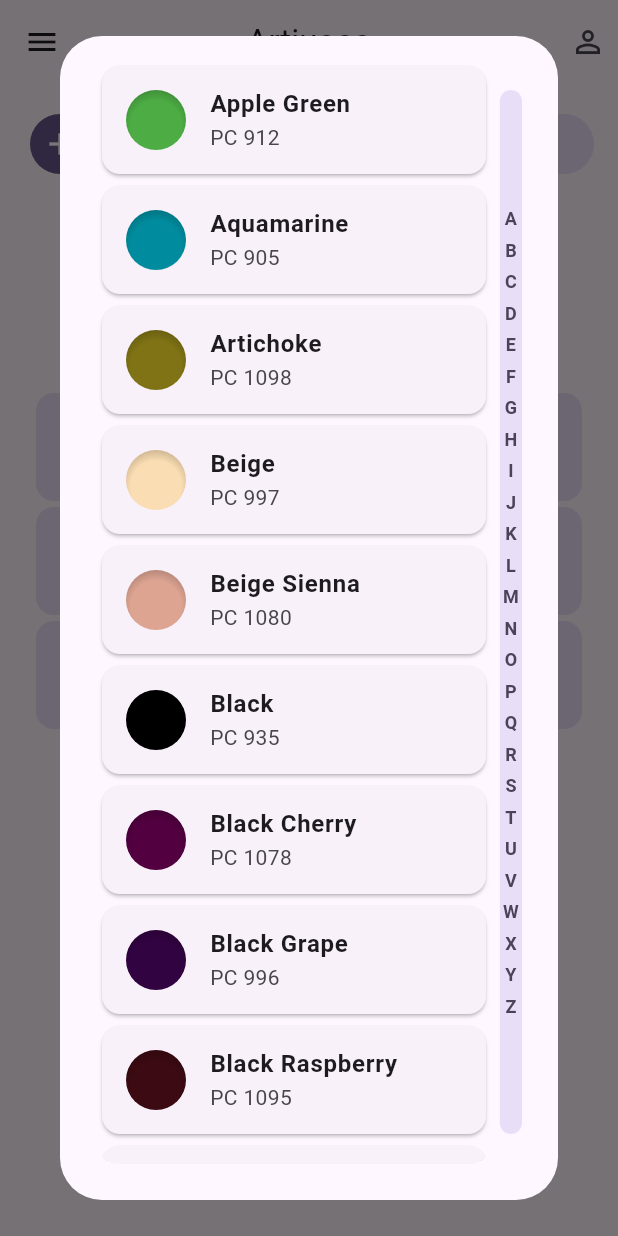
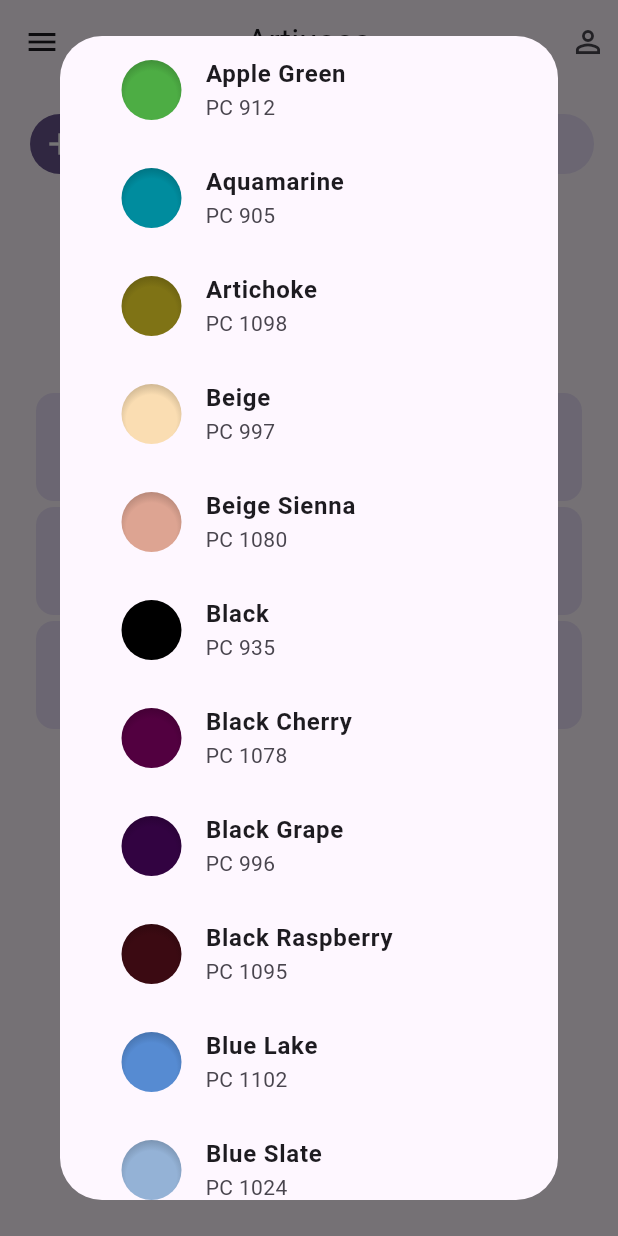
Before and after one commit to procojd/artiuosa, a Flutter app: the ColorMixScreen screen opened directly, after a tap on the "add" icon, after a tap on "Palette", on a phone screen of 412 x 824 dp. Run offline on Flutter 3.47's test engine with Material 3 defaults, Android fonts, the phone set to English and light mode, and no system bars; our stand-ins replace animate_do, firebase_core, firebase_storage, flutter_colorpicker, get, image_cropper and 4 more; missing offline and left inert: dart:ffi, dart:js_util, model_viewer_plus; accounts and stored records are empty; Roboto replaces fonts that are missing (SF).

```diff
--- a/lib/controller.dart
+++ b/lib/controller.dart
@@ -1,13 +1,72 @@
+import 'dart:convert';
+
+import 'package:artiuosa/model/colormode.dart';
+import 'package:artiuosa/model/savemodel.dart';
+import 'package:flutter/material.dart';
+import 'package:flutter_colorpicker/flutter_colorpicker.dart';
 import 'package:get/get.dart';
 import 'package:get/get_state_manager/get_state_manager.dart';
+import 'package:shared_preferences/shared_preferences.dart';
 
-class controller extends GetxController{
+class controller extends GetxController {
   var selectedindex = 0.obs;
+  RxList<Color> selectedColors = [Colors.red, Colors.white].obs;
+RxList<PrismacolorPencil> availablePencils = [
+  PrismacolorPencil(
+    name: 'Red',
+    code: 'PC923',
+    hex: '#FF0000',
+    rgb: [255, 0, 0],
+  ),
+  PrismacolorPencil(
+    name: 'White',
+    code: 'PC938',
+    hex: '#FFFFFF',
+    rgb: [255, 255, 255],
+  ),
+  // Add more pencils as needed
+].obs;
+
+void addColorModel(PrismacolorPencil pencil) {
+  availablePencils.add(pencil);
+}
+
+void removeColorModel(int index) {
+  if (availablePencils.isNotEmpty && index < availablePencils.length) {
+    availablePencils.removeAt(index);
+  }
+}
+
+  void removeColor(int index) {
+    if (selectedColors.length > 2) {
+      selectedColors.removeAt(index);
+    }
+  }
 
   void onItemTap(int index) {
+    selectedindex.value = index;
 
-      selectedindex.value = index;
+    // Close the drawer
+  }
 
-     // Close the drawer
+  static const String _colorModelKey = 'colorModel';
+
+  // Save a cm to Shared Preferences
+  Future<void> savecm(cm colorModel) async {
+    final prefs = await SharedPreferences.getInstance();
+    String colorModelJson = jsonEncode(colorModel.toJson());
+    await prefs.setString(_colorModelKey, colorModelJson);
+  }
+
+  // Retrieve a cm from Shared Preferencesr
+  Future<cm?> getcm() async {
+    final prefs = await SharedPreferences.getInstance();
+    String? colorModelJson = prefs.getString(_colorModelKey);
+    if (colorModelJson != null) {
+      Map<String, dynamic> colorModelMap = jsonDecode(colorModelJson);
+
+      return cm.fromJson(colorModelMap);
+    }
+    return null;
   }
 }
--- a/lib/features/screens/colormix.dart
+++ b/lib/features/screens/colormix.dart
@@ -1,12 +1,16 @@
+import 'dart:js_util';
 import 'dart:ui';
 
 import 'package:animate_do/animate_do.dart';
+import 'package:artiuosa/controller.dart';
 import 'package:artiuosa/model/colormode.dart';
+import 'package:artiuosa/model/savemodel.dart';
 import 'package:artiuosa/ui/colors.dart';
 import 'package:artiuosa/ui/drawer.dart';
 import 'package:flutter/material.dart';
 import 'package:flutter/widgets.dart';
 import 'package:flutter_colorpicker/flutter_colorpicker.dart';
+import 'package:get/get.dart';
 
 class ColorMixScreen extends StatefulWidget {
   @override
@@ -14,13 +18,13 @@ class ColorMixScreen extends StatefulWidget {
 }
 
 class _ColorMixScreenState extends State<ColorMixScreen> {
+  final controller ac = Get.put(controller());
 
-  List<Color> selectedColors = [Colors.red, Colors.white];
   int selectedColorIndex = 0;
   Color mixedColor = Color.fromARGB(255, 180, 180, 180);
 
   void _selectColor(int index) async {
-    Color selectedColor = selectedColors[index];
+    Color selectedColor = ac.availablePencils[index].hex.toColor()!;
     showDialog(
       context: context,
       builder: (BuildContext context) {
@@ -31,7 +35,8 @@ class _ColorMixScreenState extends State<ColorMixScreen> {
               pickerColor: selectedColor,
               onColorChanged: (color) {
                 setState(() {
-                  selectedColors[index] = color;
+                  ac.availablePencils[index].hex = color.toHexString();
+                  ac.availablePencils[index].rgb = [color.red,color.green,color.blue];
                 });
               },
               showLabel: true,
@@ -40,7 +45,7 @@ class _ColorMixScreenState extends State<ColorMixScreen> {
           ),
           actions: <Widget>[
             ElevatedButton(
-              child: Text('Got it'),
+              child: Text('ok'),
               onPressed: () {
                 Navigator.of(context).pop();
               },
@@ -52,18 +57,20 @@ class _ColorMixScreenState extends State<ColorMixScreen> {
   }
 
   void _mixColors() {
-    if (selectedColors.length >= 2) {
+    if (ac.availablePencils.length >= 2) {
       int red = 0;
       int green = 0;
       int blue = 0;
-      for (var color in selectedColors) {
-        red += color.red;
-        green += color.green;
-        blue += color.blue;
+
+      for (var pencil in ac.availablePencils) {
+        red += pencil.rgb[0];
+        green += pencil.rgb[1];
+        blue += pencil.rgb[2];
       }
-      red = (red / selectedColors.length).toInt();
-      green = (green / selectedColors.length).toInt();
-      blue = (blue / selectedColors.length).toInt();
+
+      red = (red / ac.availablePencils.length).toInt();
+      green = (green / ac.availablePencils.length).toInt();
+      blue = (blue / ac.availablePencils.length).toInt();
 
       setState(() {
         mixedColor = Color.fromRGBO(red, green, blue, 1.0);
@@ -71,27 +78,12 @@ class _ColorMixScreenState extends State<ColorMixScreen> {
     }
   }
 
-  void _addColor() {
-    if (selectedColors.length < 5) {
-      setState(() {
-        selectedColors.add(Colors.blue);
-      });
-    }
-  }
-
-  void _removeColor(int index) {
-    if (selectedColors.length > 2) {
-      setState(() {
-        selectedColors.removeAt(index);
-      });
-    }
-  }
-
   @override
   Widget build(BuildContext context) {
+    final controller ac = Get.put(controller());
+
     ColorScheme col = Theme.of(context).colorScheme;
     return Scaffold(
-
       drawer: ClipRRect(
         child: newMethod(context),
       ),
@@ -113,12 +105,21 @@ class _ColorMixScreenState extends State<ColorMixScreen> {
               mainAxisAlignment: MainAxisAlignment.start,
               children: [
                 IconButton.filled(
-                  onPressed: _addColor,
+                  onPressed: () {
+                    // ac._addColor('#008ACF');
+                    ac.addColorModel(PrismacolorPencil(
+                      name: 'picked',
+                      code: 'Custom',
+                      hex: '#008ACF',
+                      rgb: [0, 138, 207],
+                    ));
+                  },
                   icon: Icon(Icons.add),
                 ),
                 FilledButton(
-                  onPressed: () {
-                    showPencilDialog(context);
+                  onPressed: () async {
+                    await showPencilDialog(context);
+                    setState(() {});
                   },
                   child: Text('Palette'),
                 ),
@@ -149,12 +150,12 @@ class _ColorMixScreenState extends State<ColorMixScreen> {
             ),
             SizedBox(height: 20),
             Expanded(
-              child: ListView.builder(
-                itemCount: selectedColors.length,
+              child: Obx(() {
+                return ListView.builder(
+                  itemCount: ac.availablePencils.length,
                   itemBuilder: (context, index) {
                     return Padding(
-                    padding:
-                        const EdgeInsets.symmetric(horizontal: 8, vertical: 2),
+                      padding: EdgeInsets.symmetric(horizontal: 8, vertical: 2),
                       child: ListTile(
                         shape: RoundedRectangleBorder(
                             borderRadius: BorderRadius.circular(12)),
@@ -165,16 +166,19 @@ class _ColorMixScreenState extends State<ColorMixScreen> {
                           decoration: BoxDecoration(
                             gradient: RadialGradient(
                               colors: [
-                              selectedColors[index],
+                                ac.availablePencils[index].hex.toColor()!,
                                 Colors.black,
                               ],
                               center:
                                   Alignment(0.0, 0.2), // Center of the gradient
                               radius: 1.5, // Radius of the gradient
-                            stops: [0.28, 1.0], // Where the colors should stop
+                              stops: [
+                                0.28,
+                                1.0
+                              ], // Where the colors should stop
                             ),
                             shape: BoxShape.circle,
-                          color: selectedColors[index],
+                            color: ac.availablePencils[index].hex.toColor()!,
                           ),
                         ),
                         title: Text(
@@ -182,19 +186,53 @@ class _ColorMixScreenState extends State<ColorMixScreen> {
                           style: TextStyle(fontWeight: FontWeight.bold),
                         ),
                         subtitle: Text(
-                        '${selectedColors[index].toHexString()}',
+                          '${ac.availablePencils[index].hex}',
                           style: TextStyle(color: Colors.grey),
                         ),
                         trailing: IconButton(
                             icon: Icon(Icons.cancel_rounded),
-                        onPressed: () => _removeColor(index),
-                      ),
+                            onPressed: () {
+                              ac.removeColor(index);
+                              setState(() {});
+                            }),
                         onTap: () => _selectColor(index),
                       ),
                     );
                   },
+                );
+              }),
             ),
+            Spacer(),
+            FilledButton.tonal(
+                onPressed: () {
+                  List<PrismacolorPencil> pencils = [
+                    PrismacolorPencil(
+                      name: 'Red',
+                      code: 'PC923',
+                      hex: '#F00',
+                      rgb: [255, 0, 0],
                     ),
+                    PrismacolorPencil(
+                      name: 'Blue',
+                      code: 'PC903',
+                      hex: '#00F',
+                      rgb: [0, 0, 255],
+                    ),
+                  ];
+                  cm colorModel = cm(
+                    name: 'ExampleColor',
+                    hex: '#ABCDEF',
+                    pencils: ac.availablePencils
+                  );
+
+                  // Create a ColorModel instance
+
+                  ac.savecm(colorModel);
+                },
+                child: Text('Save')),
+            SizedBox(
+              height: 20,
+            )
           ],
         ),
       ),
@@ -202,8 +240,9 @@ class _ColorMixScreenState extends State<ColorMixScreen> {
   }
 }
 
-void showPencilDialog(BuildContext context) {
+Future<void> showPencilDialog(BuildContext context) async {
   final ScrollController _scrollController = ScrollController();
+  final controller ac = Get.put(controller());
   final Map<String, int> _indexMap = {};
 
   // Populate the index map
@@ -219,14 +258,15 @@ void showPencilDialog(BuildContext context) {
     builder: (context) {
       ColorScheme col = Theme.of(context).colorScheme;
       return AlertDialog(
-
+        contentPadding: EdgeInsets.symmetric(horizontal: 25),
         backgroundColor: col.background,
         content: Container(
           decoration: BoxDecoration(
             borderRadius: BorderRadius.circular(30),
-
           ),
-          width: double.maxFinite,
+          // width: double.maxFinite,
+          width: MediaQuery.of(context).size.width,
+          height: MediaQuery.of(context).size.height,
           child: Column(
             mainAxisSize: MainAxisSize.min,
             children: [
@@ -234,68 +274,70 @@ void showPencilDialog(BuildContext context) {
                 child: Stack(
                   children: [
                     Padding(
-                      padding: const EdgeInsets.only(right:20.0),
+                      padding: const EdgeInsets.only(right: 0),
                       child: ClipRRect(
                         borderRadius: BorderRadius.circular(15),
                         child: ListView.builder(
-                          controller: _scrollController,
+                          // controller: _scrollController,
+                          physics: BouncingScrollPhysics(),
                           itemCount: prismacolorPencils.length,
                           itemBuilder: (context, index) {
                             final pencil = prismacolorPencils[index];
                             return Padding(
-                                    padding: const EdgeInsets.only(right: 0.0,),
-                                    child: Card(
-                                      margin: EdgeInsets.only(top:4.0,right: 4,left:4,bottom:4),
+                              padding: const EdgeInsets.only(
+                                right: 0.0,
+                              ),
                               child: ListTile(
+                                onTap: () {
+                                  ac.addColorModel(pencil);
+                                },
                                 leading: Container(
                                   width: 40,
                                   height: 40,
                                   decoration: BoxDecoration(
-
                                     color: pencil.hex.toColor(),
                                     shape: BoxShape.circle,
-
                                     gradient: RadialGradient(
                                       colors: [
                                         pencil.hex.toColor()!,
                                         Colors.black,
                                       ],
-                                center:
-                                    Alignment(0.0, 0.2), // Center of the gradient
+                                      center: Alignment(
+                                          0.0, 0.2), // Center of the gradient
                                       radius: 1.5, // Radius of the gradient
-                                stops: [0.28, 1.0], // Where the colors should stop
+                                      stops: [
+                                        0.28,
+                                        1.0
+                                      ], // Where the colors should stop
                                     ),
-
-
-
                                   ),
                                 ),
                                 title: Text(pencil.name,
-                        style: TextStyle(fontWeight: FontWeight.bold)),
+                                    style:
+                                        TextStyle(fontWeight: FontWeight.bold)),
                                 subtitle: Text(pencil.code),
-                                      ),
                               ),
                             );
                           },
                         ),
                       ),
                     ),
-                    Align(
-                      alignment: Alignment.centerRight,
-                      child: AlphabetScrollbar(
+                    // Align(
+                    //   alignment: Alignment.centerRight,
+                    //   child: AlphabetScrollbar(
 
-                        onLetterTap: (String letter) {
-                          if (_indexMap.containsKey(letter)) {
-                            _scrollController.animateTo(
-                              _indexMap[letter]! *
-                                  56.0, // Adjust 56.0 based on ListTile height
-                              duration: Duration(milliseconds: 300),
-                              curve: Curves.easeInOutCubicEmphasized,
-                            );
-                          }
-                        },
-                      ),
-                    ),
+                    //     onLetterTap: (String letter) {
+                    //       if (_indexMap.containsKey(letter)) {
+                    //         _scrollController.animateTo(
+                    //           _indexMap[letter]! *
+                    //               150.0, // Adjust 56.0 based on ListTile height
+                    //           duration: Duration(milliseconds: 300),
+                    //           curve: Curves.easeInOutCubicEmphasized,
+                    //         );
+                    //       }
+                    //     },
+                    //   ),
+                    // ),
                   ],
                 ),
               ),
@@ -319,11 +361,9 @@ class AlphabetScrollbar extends StatelessWidget {
     ColorScheme col = Theme.of(context).colorScheme;
     return Container(
       margin: EdgeInsets.symmetric(vertical: 20.0),
-
       decoration: BoxDecoration(
           borderRadius: BorderRadius.circular(10),
-        color: col.secondaryContainer
-      ),
+          color: col.secondaryContainer),
       child: Column(
         mainAxisAlignment: MainAxisAlignment.center,
         children: alphabet.map((letter) {
@@ -333,7 +373,10 @@ class AlphabetScrollbar extends StatelessWidget {
               padding: EdgeInsets.all(2.0),
               child: Text(
                 letter,
-                style: TextStyle(fontSize: 12.0, fontWeight: FontWeight.bold,color: col.onSecondaryContainer),
+                style: TextStyle(
+                    fontSize: 12.0,
+                    fontWeight: FontWeight.bold,
+                    color: col.onSecondaryContainer),
               ),
             ),
           );
--- a/lib/ui/drawer.dart
+++ b/lib/ui/drawer.dart
@@ -13,16 +13,32 @@ controller cc = Get.put(controller());
 Drawer newMethod(BuildContext context) {
   ColorScheme col = Theme.of(context).colorScheme;
   return Drawer(
+    elevation: 0,
     child: ListView(
       padding: EdgeInsets.zero,
       children: <Widget>[
         DrawerHeader(
-          decoration: BoxDecoration(),
+
+          decoration: BoxDecoration(
+
+          ),
           curve: Curves.easeInOutCubicEmphasized,
-          child: Text(
-            'Artiuosa',
-            style: TextStyle(
-                color: col.onBackground, fontSize: 24, fontWeight: FontWeight.bold),
+          child: Column(
+            crossAxisAlignment: CrossAxisAlignment.start,
+            mainAxisAlignment: MainAxisAlignment.end,
+            children: [
+              Text(
+                'Artiuosa',
+                style: TextStyle(
+
+                    color: col.onPrimaryContainer, fontSize: 30, fontWeight: FontWeight.bold),
+              ),
+              Text(
+                'Unleash your creativity',
+                style: TextStyle(
+                    color: col.onPrimaryContainer, fontWeight: FontWeight.normal),
+              ),
+            ],
           ),
         ),
         Padding(
--- a/pubspec.yaml
+++ b/pubspec.yaml
@@ -34,12 +34,15 @@ flutter_launcher_icons:
 flutter:
   assets:
     - assets/images/
-    - assets/m/skull.glb
+    - assets/m/
   uses-material-design: true
   fonts:
     - family: cursive
       fonts:
         - asset: fonts/modernline.otf
+    - family: bile
+      fonts:
+        - asset: fonts/Bile.otf
     - family: SF
       fonts:
         - asset: fonts/SFPRODISPLAYBOLD.otf
```
Also changed, not shown: lib/features/screens/3dviewer.dart (+38 -39 lines), lib/main.dart (+9 -5 lines), lib/model/colormode.dart (+22 -2 lines), lib/model/savemodel.dart (added, +46 -0 lines), firebase.json (added), fonts/Bile.otf (added), lib/firebase_options.dart (added), 11 other files. Lines whose indentation alone changed are shown as unchanged.
